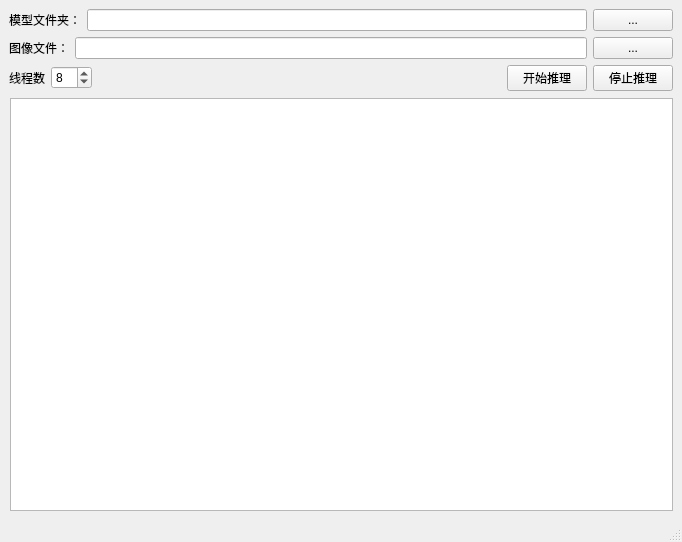
G-Yong/SMoreDemo, file MultiThreadTest/mainwindow.ui: the form before one commit.
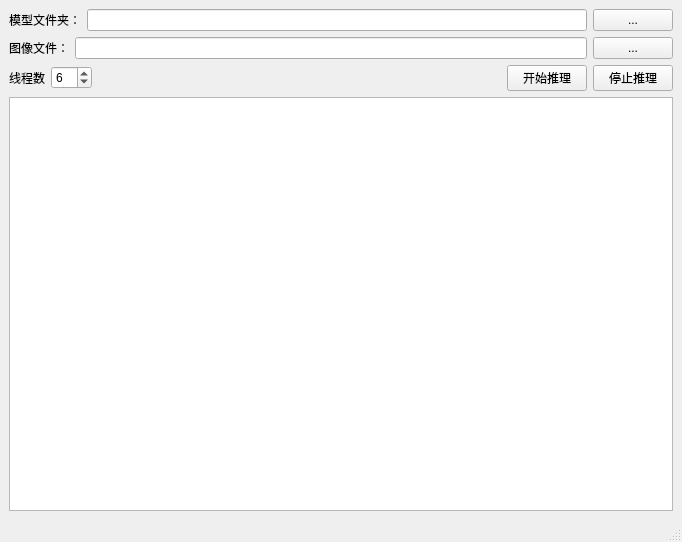
The form after the commit.

Commit message: 修改默认线程个数

Patch:
```diff
--- a/MultiThreadTest/mainwindow.ui
+++ b/MultiThreadTest/mainwindow.ui
@@ -71,7 +71,7 @@
         <item>
          <widget class="QSpinBox" name="spinBox_threads">
           <property name="value">
-           <number>8</number>
+           <number>6</number>
           </property>
          </widget>
         </item>
@@ -111,6 +111,12 @@
           <property name="orientation">
            <enum>Qt::Horizontal</enum>
           </property>
+          <property name="sizeHint" stdset="0">
+           <size>
+            <width>0</width>
+            <height>0</height>
+           </size>
+          </property>
          </spacer>
         </item>
         <item row="1" column="0">
@@ -118,6 +124,12 @@
           <property name="orientation">
            <enum>Qt::Vertical</enum>
           </property>
+          <property name="sizeHint" stdset="0">
+           <size>
+            <width>0</width>
+            <height>0</height>
+           </size>
+          </property>
          </spacer>
         </item>
         <item row="1" column="1">
```
